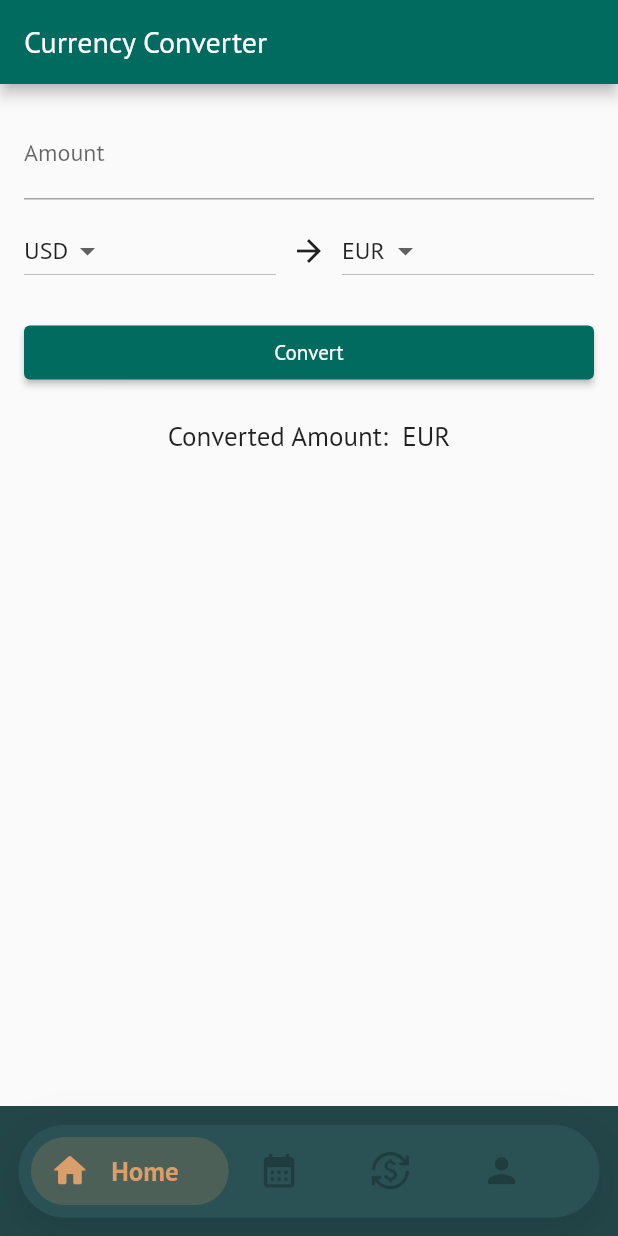
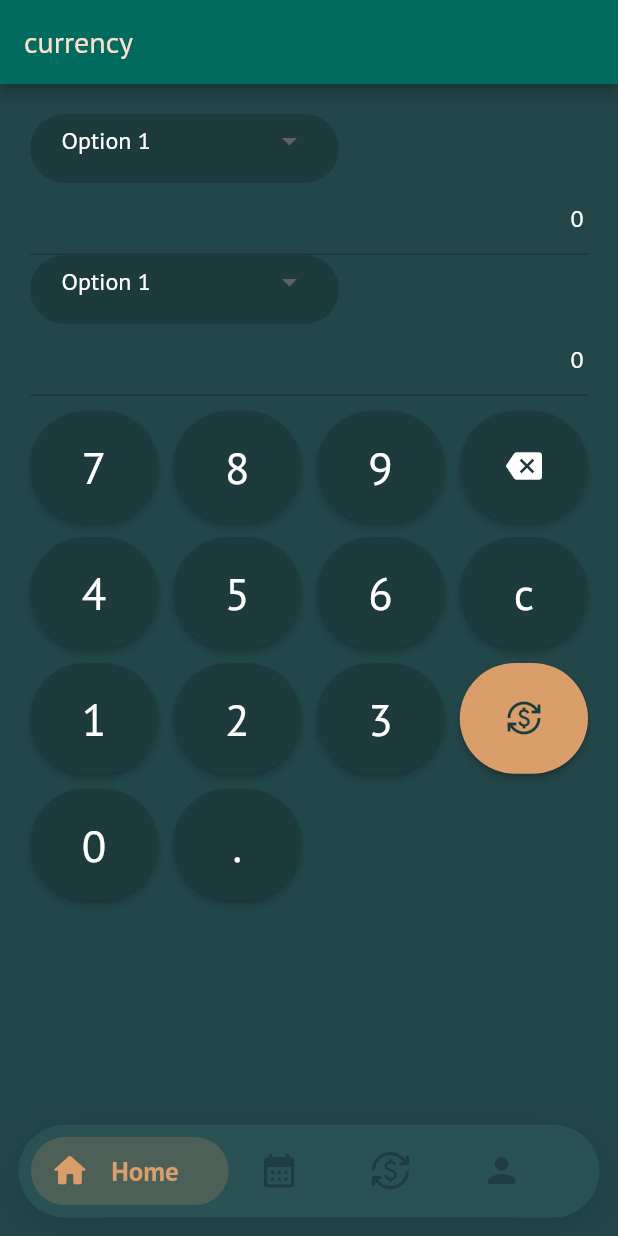
Before and after one commit to Rahelrzel/ethio_tour, a Flutter app: the Currency screen opened by its route, on a phone screen of 412 x 824 dp. Run offline on Flutter 3.47's test engine with Material 2 defaults, Android fonts, the phone set to English and light mode, and no system bars; our stand-ins replace cached_network_image, carousel_slider, dio, flutter_hooks, flutter_rating_bar, freezed_annotation and 5 more; missing offline and left inert: abushakir; generated files the repository leaves out were written again; network calls fail.

Commit message:
currency

```diff
--- a/lib/screen/currency.dart
+++ b/lib/screen/currency.dart
@@ -1,108 +1,235 @@
+import 'package:ethio_tour/config/colors.dart';
 import 'package:flutter/material.dart';
-import 'package:http/http.dart' as http;
-import 'dart:convert';
 
 class Currency extends StatefulWidget {
+  const Currency({Key? key});
+
   @override
-  _CurrencyConverterState createState() => _CurrencyConverterState();
+  State<Currency> createState() => _CurrencyState();
 }
 
-class _CurrencyConverterState extends State<Currency> {
-  final TextEditingController _amountController = TextEditingController();
-  String _baseCurrency = 'USD';
-  String _targetCurrency = 'EUR';
-  String _convertedAmount = '';
-
-  Future<void> convertCurrency() async {
-    final apiKey = 'f2ea75a09807b011cff83a092039eabd';
-    final url = Uri.parse(
-        'https://v6.exchangeratesapi.io/latest?base=$_baseCurrency&symbols=$_targetCurrency&access_key=$apiKey');
-    final response = await http.get(url);
-
-    if (response.statusCode == 200) {
-      final responseData = json.decode(response.body);
-      final rates = responseData['rates'];
-      final rate = rates[_targetCurrency];
-      final amount = double.tryParse(_amountController.text) ?? 0.0;
-
-      setState(() {
-        _convertedAmount = (amount * rate).toStringAsFixed(2);
-      });
-    } else {
-      print('Failed to fetch exchange rates');
-    }
-  }
+class _CurrencyState extends State<Currency> {
+  String dropdownValue = 'Option 1';
+  TextEditingController fromcontroller = TextEditingController(text: "0");
 
   @override
   Widget build(BuildContext context) {
+    var size = MediaQuery.of(context).size;
     return Scaffold(
+      backgroundColor: KPrimary.shade800,
       appBar: AppBar(
-        title: Text('Currency Converter'),
+        title: Text(
+          'currency',
+          style: TextStyle(color: KAccentColor.shade200),
+        ),
       ),
       body: Padding(
-        padding: EdgeInsets.all(16.0),
+        padding: const EdgeInsets.all(20),
+        child: SingleChildScrollView(
           child: Column(
             crossAxisAlignment: CrossAxisAlignment.stretch,
             children: [
-            TextField(
-              controller: _amountController,
-              keyboardType: TextInputType.number,
-              decoration: InputDecoration(labelText: 'Amount'),
-            ),
-            SizedBox(height: 10),
               Row(
                 children: [
-                Expanded(
-                  child: DropdownButton<String>(
-                    value: _baseCurrency,
-                    onChanged: (value) {
+                  Container(
+                    padding: EdgeInsets.symmetric(horizontal: 20, vertical: 5),
+                    width: size.width * 0.5,
+                    decoration: BoxDecoration(
+                        color: KPrimary.shade900,
+                        borderRadius: BorderRadius.circular(30)),
+                    child: Center(
+                      child: Column(
+                        mainAxisAlignment: MainAxisAlignment.center,
+                        crossAxisAlignment: CrossAxisAlignment.stretch,
+                        children: [
+                          DropdownButton<String>(
+                            isDense: true,
+                            isExpanded: true,
+                            underline: Container(),
+                            borderRadius: BorderRadius.circular(30),
+                            padding: EdgeInsets.all(1),
+                            dropdownColor: KPrimary.shade900,
+                            value: dropdownValue,
+                            onChanged: (String? newValue) {
                               setState(() {
-                        _baseCurrency = value!;
+                                if (newValue != null) {
+                                  dropdownValue = newValue;
+                                }
                               });
                             },
-                    items: ['USD', 'EUR', 'GBP', 'CAD', 'AUD'].map((currency) {
+                            items: <String>[
+                              'Option 1',
+                              'Option 2',
+                              'Option 3',
+                              'Option 4'
+                            ].map<DropdownMenuItem<String>>(
+                              (String value) {
                                 return DropdownMenuItem<String>(
-                        value: currency,
-                        child: Text(currency),
+                                  value: value,
+                                  child: Text(
+                                    value,
+                                    style: TextStyle(color: Colors.white),
+                                  ),
                                 );
-                    }).toList(),
+                              },
+                            ).toList(),
                           ),
+                          SizedBox(
+                            height: 10,
                           ),
-                SizedBox(width: 10),
-                Icon(Icons.arrow_forward),
-                SizedBox(width: 10),
-                Expanded(
-                  child: DropdownButton<String>(
-                    value: _targetCurrency,
-                    onChanged: (value) {
-                      setState(() {
-                        _targetCurrency = value!;
-                      });
-                    },
-                    items: ['USD', 'EUR', 'GBP', 'CAD', 'AUD'].map((currency) {
-                      return DropdownMenuItem<String>(
-                        value: currency,
-                        child: Text(currency),
-                      );
-                    }).toList(),
+                        ],
+                      ),
                     ),
                   ),
                 ],
               ),
-            SizedBox(height: 20),
-            ElevatedButton(
-              onPressed: convertCurrency,
-              child: Text('Convert'),
+              TextField(
+                controller: fromcontroller,
+                textDirection: TextDirection.rtl,
+                style: TextStyle(color: Colors.white),
               ),
-            SizedBox(height: 20),
-            Text(
-              'Converted Amount: $_convertedAmount $_targetCurrency',
-              style: TextStyle(fontSize: 18),
-              textAlign: TextAlign.center,
+              Row(
+                children: [
+                  Container(
+                    padding: EdgeInsets.symmetric(horizontal: 20, vertical: 5),
+                    width: size.width * 0.5,
+                    decoration: BoxDecoration(
+                        color: KPrimary.shade900,
+                        borderRadius: BorderRadius.circular(30)),
+                    child: Center(
+                      child: Column(
+                        mainAxisAlignment: MainAxisAlignment.center,
+                        crossAxisAlignment: CrossAxisAlignment.stretch,
+                        children: [
+                          DropdownButton<String>(
+                            isDense: true,
+                            isExpanded: true,
+                            underline: Container(),
+                            borderRadius: BorderRadius.circular(30),
+                            padding: EdgeInsets.all(1),
+                            dropdownColor: KPrimary.shade900,
+                            value: dropdownValue,
+                            onChanged: (String? newValue) {
+                              setState(() {
+                                if (newValue != null) {
+                                  dropdownValue = newValue;
+                                }
+                              });
+                            },
+                            items: <String>[
+                              'Option 1',
+                              'Option 2',
+                              'Option 3',
+                              'Option 4'
+                            ].map<DropdownMenuItem<String>>(
+                              (String value) {
+                                return DropdownMenuItem<String>(
+                                  value: value,
+                                  child: Text(
+                                    value,
+                                    style: TextStyle(color: Colors.white),
+                                  ),
+                                );
+                              },
+                            ).toList(),
+                          ),
+                          SizedBox(
+                            height: 10,
                           ),
                         ],
                       ),
                     ),
+                  ),
+                ],
+              ),
+              TextField(
+                controller: fromcontroller,
+                textDirection: TextDirection.rtl,
+                style: TextStyle(color: Colors.white),
+              ),
+              SizedBox(
+                height: 10,
+              ),
+              GridView.count(
+                shrinkWrap: true,
+                childAspectRatio: 1.156,
+                crossAxisCount: 4,
+                crossAxisSpacing: 10,
+                mainAxisSpacing: 10,
+                children: [
+                  _buildButton('7'),
+                  _buildButton('8'),
+                  _buildButton('9'),
+                  _buildButton('back', Icons.backspace),
+                  _buildButton('4'),
+                  _buildButton('5'),
+                  _buildButton('6'),
+                  _buildButton('c'),
+                  _buildButton('1'),
+                  _buildButton('2'),
+                  _buildButton('3'),
+                  _buildButton('exchenge', Icons.currency_exchange, true),
+                  _buildButton('0'),
+                  _buildButton('.'),
+                ],
+              ),
+            ],
+          ),
+        ),
+      ),
+    );
+  }
+
+  Widget _buildButton(String buttonText, [IconData? icon, bool? primary]) {
+    return SizedBox(
+      width: 30,
+      height: 30,
+      child: ElevatedButton(
+        style: ButtonStyle(
+          shape: MaterialStateProperty.all(
+            RoundedRectangleBorder(
+              borderRadius: BorderRadius.circular(300),
+            ),
+          ),
+          backgroundColor: MaterialStateProperty.all(
+            primary != null && primary == true
+                ? KAccentColor.shade500
+                : KPrimary.shade900,
+          ),
+        ),
+        child: Padding(
+          padding: const EdgeInsets.all(10),
+          child: icon == null
+              ? Text(
+                  buttonText,
+                  style: TextStyle(fontSize: 30.0),
+                )
+              : Icon(
+                  icon,
+                  color: primary != null && primary == true
+                      ? KPrimary.shade900
+                      : Color.fromARGB(255, 255, 255, 255),
+                ),
+        ),
+        onPressed: () {
+          if (buttonText == '.' && fromcontroller.text.contains('.')) {
+            return;
+          } else if (buttonText == 'back') {
+            fromcontroller.text = fromcontroller.text
+                .substring(0, fromcontroller.text.length - 2);
+            return;
+          } else if (buttonText == 'c') {
+            fromcontroller.clear();
+            return;
+          }
+
+          if (fromcontroller.text == "0") {
+            fromcontroller.text = buttonText;
+          } else {
+            fromcontroller.text += buttonText;
+          }
+        },
+      ),
     );
   }
 }
--- a/lib/screen/homepage.dart
+++ b/lib/screen/homepage.dart
@@ -29,7 +29,7 @@ class _HomePageState extends State<HomePage> {
             foregroundColor: Colors.white,
             pinned: true,
             expandedHeight: 200,
-            // collapsedHeight: 0,
+            collapsedHeight: 80,
             leadingWidth: double.infinity,
             leading: Padding(
               padding: const EdgeInsets.all(8.0),
@@ -37,6 +37,7 @@ class _HomePageState extends State<HomePage> {
                 children: [
                   Expanded(
                     child: Container(
+                      height: 80,
                       padding: const EdgeInsets.only(left: 20, right: 5),
                       decoration: BoxDecoration(
                         color: const Color.fromARGB(255, 45, 92, 85)
--- a/lib/screen/intro.dart
+++ b/lib/screen/intro.dart
@@ -56,7 +56,7 @@ class _IntroPageState extends State<IntroPage> {
                     ),
                   ),
                   const Text(
-                    'Discover the wonders of Ethiopia! Explore ancient rock-hewn churches, breathtaking landscapes, vibrant markets, and rich cultural traditions.',
+                    'Uncover Ethiopia\'s wonders with our Tour Guide App - your gateway to ancient treasures, breathtaking landscapes, and vibrant culture. Let us be your companion as you explore this extraordinary destination.',
                     style: TextStyle(color: Colors.white, fontSize: 15),
                   )
                 ],
```
Also changed, not shown: 1 other file. Lines whose indentation alone changed are shown as unchanged.
